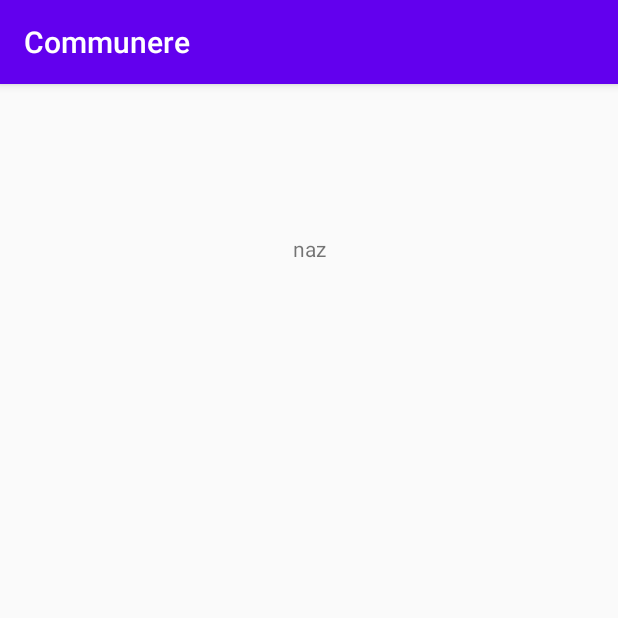
After one commit to dranoer/Commu, an Android app: the MainFragment screen opened through its navigation route, on a phone screen of 412 x 824 dp, the top half of it. The commit adds this screen. Run offline under Robolectric (Android 15) with nearby library versions, the phone set to English and light mode, and no system bars; our stand-ins replace Room's generated code, data binding, navigation-ui.

Commit message:
MainFragment added, Navigation handled

```diff
--- a/app/build.gradle
+++ b/app/build.gradle
@@ -51,4 +51,8 @@ dependencies {
     kapt "androidx.room:room-compiler:$version_room"
     implementation "androidx.lifecycle:lifecycle-extensions:$version_lifecycle_extensions"
 
+    // Coroutines
+    implementation "org.jetbrains.kotlinx:kotlinx-coroutines-core:$version_coroutine"
+    implementation "org.jetbrains.kotlinx:kotlinx-coroutines-android:$version_coroutine"
+
 }
--- a/app/src/main/AndroidManifest.xml
+++ b/app/src/main/AndroidManifest.xml
@@ -9,7 +9,7 @@
         android:roundIcon="@mipmap/ic_launcher_round"
         android:supportsRtl="true"
         android:theme="@style/AppTheme">
-        <activity android:name=".login.LoginActivity">
+        <activity android:name=".LoginActivity">
             <intent-filter>
                 <action android:name="android.intent.action.MAIN" />
 
--- a/app/src/main/java/com/nightmareinc/communere/login/LoginActitivty.kt
+++ b/app/src/main/java/com/nightmareinc/communere/LoginActitivty.kt
@@ -1,4 +1,4 @@
-package com.nightmareinc.communere.login
+package com.nightmareinc.communere
 
 import android.os.Bundle
 import androidx.appcompat.app.AppCompatActivity
--- a/app/src/main/java/com/nightmareinc/communere/database/User.kt
+++ b/app/src/main/java/com/nightmareinc/communere/database/User.kt
@@ -11,12 +11,12 @@ data class User (
     var userId: Long = 0L,
 
     @ColumnInfo(name = "fullname")
-    val fullname: String,
+    val fullname: String = "user",
 
     @ColumnInfo(name = "email")
-    val email: String,
+    val email: String = "email",
 
     @ColumnInfo(name = "password")
-    val password: String
+    val password: String = "password"
 
 )
--- a/app/src/main/java/com/nightmareinc/communere/login/LoginFragment.kt
+++ b/app/src/main/java/com/nightmareinc/communere/login/LoginFragment.kt
@@ -1,12 +1,14 @@
 package com.nightmareinc.communere.login
 
 import android.os.Bundle
+import android.util.Log
 import android.view.LayoutInflater
 import android.view.View
 import android.view.ViewGroup
 import androidx.databinding.DataBindingUtil
 import androidx.fragment.app.Fragment
 import androidx.lifecycle.ViewModelProviders
+import androidx.navigation.fragment.findNavController
 import com.nightmareinc.communere.R
 import com.nightmareinc.communere.database.UserDatabase
 import com.nightmareinc.communere.databinding.FragmentLoginBinding
@@ -33,6 +35,17 @@ class LoginFragment : Fragment() {
         binding.loginViewModel = loginViewModel
         binding.lifecycleOwner = this // Binding can observe LiveData's updates
 
+        binding.signupButton.setOnClickListener {
+            Log.i("naz", "worked")
+            this.findNavController().navigate(
+                LoginFragmentDirections.actionLoginFragmentToSignupFragment())
+        }
+
+        binding.loginButton.setOnClickListener {
+            this.findNavController().navigate(
+                LoginFragmentDirections.actionLoginFragmentToMainFragment())
+        }
+
         return binding.root
     }
 
--- /dev/null
+++ b/app/src/main/java/com/nightmareinc/communere/main/MainFragment.kt
@@ -0,0 +1,46 @@
+package com.nightmareinc.communere.main
+
+import android.os.Bundle
+import android.view.LayoutInflater
+import android.view.View
+import android.view.ViewGroup
+import androidx.databinding.DataBindingUtil
+import androidx.fragment.app.Fragment
+import androidx.lifecycle.ViewModelProviders
+import com.nightmareinc.communere.R
+import com.nightmareinc.communere.database.UserDatabase
+import com.nightmareinc.communere.databinding.FragmentMainBinding
+
+class MainFragment : Fragment() {
+
+    override fun onCreateView(inflater: LayoutInflater, container: ViewGroup?, savedInstanceState: Bundle?): View? {
+
+        val binding: FragmentMainBinding = DataBindingUtil.inflate(
+            inflater, R.layout.fragment_main, container, false)
+
+        val application = requireNotNull(this.activity).application
+
+        val dataSource = UserDatabase.getInstance(application).userDatabaseDao
+
+        val viewModelFactory = MainViewModelFactory(dataSource, application)
+
+        val mainViewModel = ViewModelProviders.of(this, viewModelFactory).get(MainViewModel::class.java)
+
+
+        binding.mainViewModel = mainViewModel
+        binding.lifecycleOwner = this
+
+        /*signupViewModel.navigateToMainScreen.observe(this, Observer {
+            user ->
+            user?.let {
+                this.findNavController().navigate(
+                    SignupFragmentDirections
+
+                )
+            }
+        })*/
+
+        return binding.root
+    }
+
+}
--- /dev/null
+++ b/app/src/main/java/com/nightmareinc/communere/main/MainViewModel.kt
@@ -0,0 +1,11 @@
+package com.nightmareinc.communere.main
+
+import android.app.Application
+import androidx.lifecycle.AndroidViewModel
+import com.nightmareinc.communere.database.UserDatabaseDao
+
+class MainViewModel(
+    val database: UserDatabaseDao,
+    application: Application) : AndroidViewModel(application) {
+
+}
--- /dev/null
+++ b/app/src/main/java/com/nightmareinc/communere/main/MainViewModelFactory.kt
@@ -0,0 +1,22 @@
+package com.nightmareinc.communere.main
+
+import android.app.Application
+import androidx.lifecycle.ViewModel
+import androidx.lifecycle.ViewModelProvider
+import com.nightmareinc.communere.database.UserDatabaseDao
+import java.lang.IllegalArgumentException
+
+class MainViewModelFactory (
+    private val dataSource: UserDatabaseDao,
+    private val application: Application
+) : ViewModelProvider.Factory {
+
+    @Suppress("unchecked_cast")
+    override fun <T : ViewModel?> create(modelClass: Class<T>): T {
+        if (modelClass.isAssignableFrom(MainViewModel::class.java)) {
+            return MainViewModel(dataSource, application) as T
+        }
+        throw IllegalArgumentException("Unknown ViewModel class")
+    }
+
+}
--- a/app/src/main/java/com/nightmareinc/communere/signup/SignupFragment.kt
+++ b/app/src/main/java/com/nightmareinc/communere/signup/SignupFragment.kt
@@ -7,6 +7,7 @@ import android.view.ViewGroup
 import androidx.databinding.DataBindingUtil
 import androidx.fragment.app.Fragment
 import androidx.lifecycle.ViewModelProviders
+import androidx.navigation.fragment.findNavController
 import com.nightmareinc.communere.R
 import com.nightmareinc.communere.database.UserDatabase
 import com.nightmareinc.communere.databinding.FragmentSignupBinding
@@ -31,6 +32,11 @@ class SignupFragment : Fragment() {
         binding.signupViewModel = signupViewModel
         binding.lifecycleOwner = this
 
+        binding.newSignupButton.setOnClickListener {
+            this.findNavController().navigate(
+                SignupFragmentDirections.actionSignupFragmentToMainFragment())
+        }
+
         return binding.root
     }
 
--- a/app/src/main/res/layout/fragment_login.xml
+++ b/app/src/main/res/layout/fragment_login.xml
@@ -72,8 +72,7 @@
             app:layout_constraintEnd_toStartOf="@+id/login_button"
             app:layout_constraintHorizontal_bias="0.5"
             app:layout_constraintStart_toStartOf="parent"
-            app:layout_constraintTop_toBottomOf="@id/password_text"
-            />
+            app:layout_constraintTop_toBottomOf="@id/password_text" />
 
         <Button
             android:id="@+id/login_button"
@@ -84,6 +83,6 @@
             app:layout_constraintEnd_toEndOf="parent"
             app:layout_constraintHorizontal_bias="0.5"
             app:layout_constraintStart_toEndOf="@+id/signup_button"
-            app:layout_constraintTop_toBottomOf="@id/password_text"/>
+            app:layout_constraintTop_toBottomOf="@id/password_text" />
     </androidx.constraintlayout.widget.ConstraintLayout>
 </layout>
--- /dev/null
+++ b/app/src/main/res/layout/fragment_main.xml
@@ -0,0 +1,26 @@
+<?xml version="1.0" encoding="utf-8"?>
+<layout xmlns:android="http://schemas.android.com/apk/res/android"
+    xmlns:app="http://schemas.android.com/apk/res-auto"
+    xmlns:tools="http://schemas.android.com/tools">
+
+    <data>
+        <variable
+            name="mainViewModel"
+            type="com.nightmareinc.communere.main.MainViewModel" />
+    </data>
+    <androidx.constraintlayout.widget.ConstraintLayout
+        android:layout_width="match_parent"
+        android:layout_height="match_parent">
+
+        <TextView
+            android:layout_width="wrap_content"
+            android:layout_height="wrap_content"
+            android:layout_margin="@dimen/margin_100"
+            android:text="naz"
+            app:layout_constraintTop_toTopOf="parent"
+            app:layout_constraintStart_toStartOf="parent"
+            app:layout_constraintEnd_toEndOf="parent" />
+
+    </androidx.constraintlayout.widget.ConstraintLayout>
+
+</layout>
--- a/build.gradle
+++ b/build.gradle
@@ -6,6 +6,7 @@ buildscript {
         version_navigation = '1.0.0-beta02'
         version_constraint_layout = "1.1.3"
         version_room = "2.0.0"
+        version_coroutine = "1.1.0"
     }
     repositories {
         google()
```
Also changed, not shown: app/src/main/java/com/nightmareinc/communere/signup/SignupViewModel.kt (+39 -0 lines), app/src/main/res/layout/fragment_signup.xml (+8 -15 lines), app/src/main/res/navigation/navigation.xml (+17 -6 lines).
